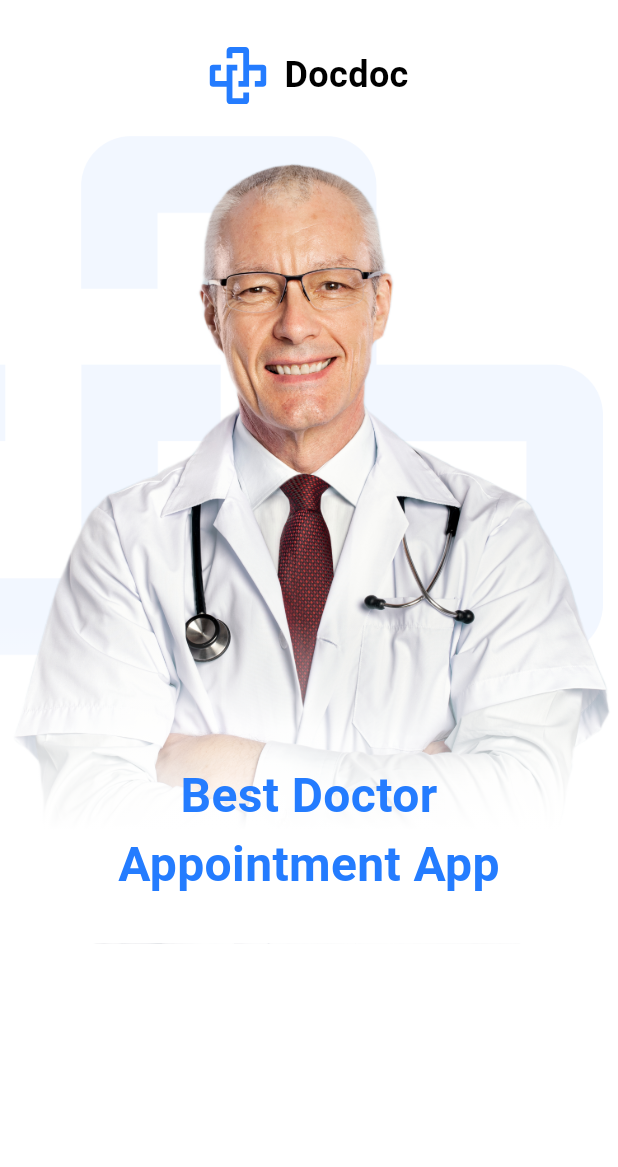
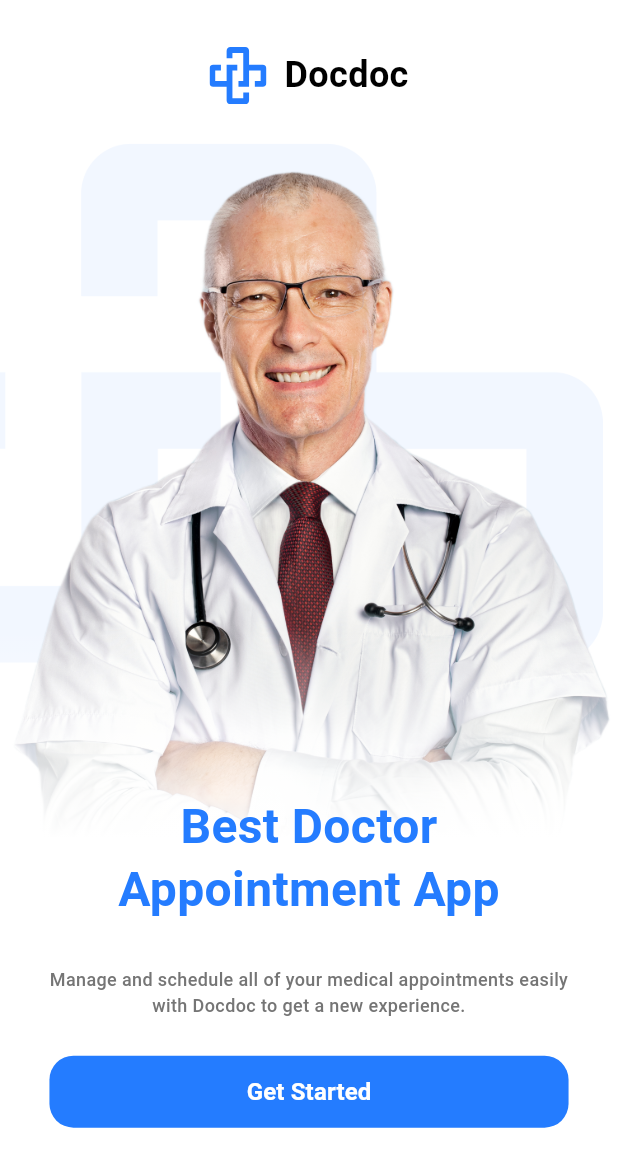
Before and after one commit to Mohamed-Yassien/omar_ahmed_advanced, a Flutter app: the screen it shows after launch, on a phone screen of 412 x 824 dp. Shown: the top 1167 px of the screen. Run offline on Flutter 3.47's test engine with Material 3 defaults, Android fonts, the light colour scheme and no system bars; our stand-ins replace flutter_screenutil, flutter_svg.

Commit message:
finish onboarding screen

```diff
--- a/lib/core/theming/styles.dart
+++ b/lib/core/theming/styles.dart
@@ -12,4 +12,14 @@ class AppStyles {
     fontWeight: FontWeight.w700,
     color: ColorsManager.mainBlue,
   );
+  static TextStyle font13GreyWieghtNormal = const TextStyle(
+    fontSize: 12,
+    fontWeight: FontWeight.w500,
+    color: ColorsManager.grey,
+  );
+  static TextStyle font16WhiteWieght600 = const TextStyle(
+    fontSize: 16,
+    fontWeight: FontWeight.w600,
+    color: Colors.white,
+  );
 }
--- a/lib/features/onboarding/onboarding_screen.dart
+++ b/lib/features/onboarding/onboarding_screen.dart
@@ -1,7 +1,9 @@
 import 'package:flutter/material.dart';
 import 'package:flutter_screenutil/flutter_screenutil.dart';
+import 'package:omar_ahmed_advanced/core/theming/styles.dart';
 import 'package:omar_ahmed_advanced/features/onboarding/widgets/doc_logo_with_text.dart';
 import 'package:omar_ahmed_advanced/features/onboarding/widgets/doctor_image_with_opactiy_logo.dart';
+import 'package:omar_ahmed_advanced/features/onboarding/widgets/get_started_button.dart';
 
 class OnBoardingScreen extends StatelessWidget {
   const OnBoardingScreen({super.key});
@@ -18,8 +20,23 @@ class OnBoardingScreen extends StatelessWidget {
             child: Column(
               children: [
                 const DocLogoWithText(),
-                SizedBox(height: 20.h),
+                SizedBox(height: 25.h),
                 const DoctorImageWithOpacityLogo(),
+                SizedBox(height: 10.h),
+                Padding(
+                  padding: EdgeInsets.symmetric(horizontal: 30.w),
+                  child: Column(
+                    children: [
+                      Text(
+                        "Manage and schedule all of your medical appointments easily with Docdoc to get a new experience.",
+                        style: AppStyles.font13GreyWieghtNormal,
+                        textAlign: TextAlign.center,
+                      ),
+                      SizedBox(height: 25.h),
+                      const GetStartedButton(),
+                    ],
+                  ),
+                ),
               ],
             ),
           ),
--- a/lib/features/onboarding/widgets/doctor_image_with_opactiy_logo.dart
+++ b/lib/features/onboarding/widgets/doctor_image_with_opactiy_logo.dart
@@ -33,12 +33,14 @@ class DoctorImageWithOpacityLogo extends StatelessWidget {
           ),
         ),
         Positioned(
-          bottom: 30,
+          bottom: 20.h,
           right: 0,
           left: 0,
           child: Text(
             'Best Doctor\nAppointment App',
-            style: AppStyles.font32BlueWieght700,
+            style: AppStyles.font32BlueWieght700.copyWith(
+              height: 1.3,
+            ),
             textAlign: TextAlign.center,
           ),
         ),
--- /dev/null
+++ b/lib/features/onboarding/widgets/get_started_button.dart
@@ -0,0 +1,34 @@
+import 'package:flutter/material.dart';
+import 'package:omar_ahmed_advanced/core/theming/colors.dart';
+import 'package:omar_ahmed_advanced/core/theming/styles.dart';
+
+class GetStartedButton extends StatelessWidget {
+  const GetStartedButton({super.key});
+
+  @override
+  Widget build(BuildContext context) {
+    return TextButton(
+      style: ButtonStyle(
+        backgroundColor: MaterialStateProperty.all(
+          ColorsManager.mainBlue,
+        ),
+        minimumSize: MaterialStateProperty.all(
+          const Size(
+            double.infinity,
+            48,
+          ),
+        ),
+        shape: MaterialStateProperty.all(
+          RoundedRectangleBorder(
+            borderRadius: BorderRadius.circular(16),
+          ),
+        ),
+      ),
+      onPressed: () {},
+      child: Text(
+        "Get Started",
+        style: AppStyles.font16WhiteWieght600,
+      ),
+    );
+  }
+}
```
